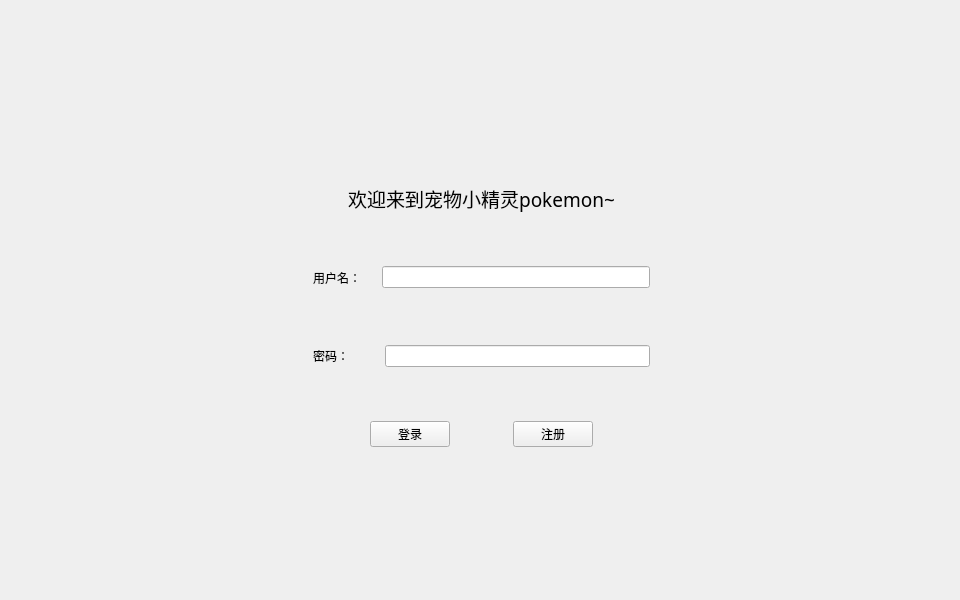
tarffy/pokemon, file Client/Client.ui: the form before one commit.
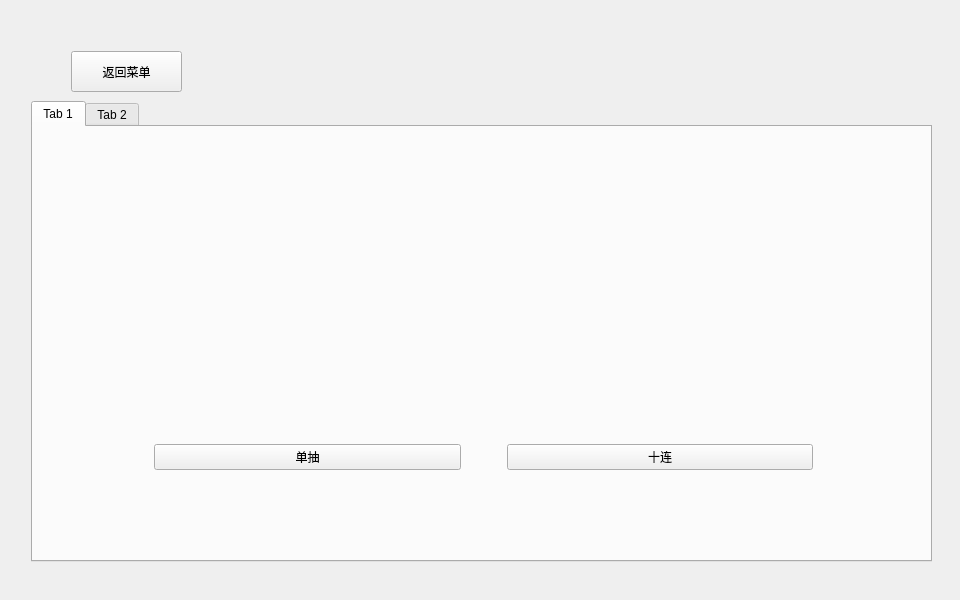
The form after the commit. The open tabs and pages were chosen to show the change.

```diff
--- a/Client/Client.ui
+++ b/Client/Client.ui
@@ -447,6 +447,152 @@
         </property>
        </widget>
       </widget>
+      <widget class="QWidget" name="page_gacha">
+       <widget class="QPushButton" name="Button_return_menu4">
+        <property name="geometry">
+         <rect>
+          <x>60</x>
+          <y>40</y>
+          <width>111</width>
+          <height>41</height>
+         </rect>
+        </property>
+        <property name="text">
+         <string>返回菜单</string>
+        </property>
+       </widget>
+       <widget class="QTabWidget" name="tabWidget">
+        <property name="geometry">
+         <rect>
+          <x>20</x>
+          <y>90</y>
+          <width>901</width>
+          <height>461</height>
+         </rect>
+        </property>
+        <property name="currentIndex">
+         <number>0</number>
+        </property>
+        <widget class="QWidget" name="tab">
+         <attribute name="title">
+          <string>Tab 1</string>
+         </attribute>
+         <widget class="QWidget" name="widget_5" native="true">
+          <property name="geometry">
+           <rect>
+            <x>110</x>
+            <y>260</y>
+            <width>681</width>
+            <height>141</height>
+           </rect>
+          </property>
+          <layout class="QHBoxLayout" name="horizontalLayout_4">
+           <item>
+            <widget class="QPushButton" name="Button_gacha1_1">
+             <property name="sizePolicy">
+              <sizepolicy hsizetype="Minimum" vsizetype="Maximum">
+               <horstretch>0</horstretch>
+               <verstretch>0</verstretch>
+              </sizepolicy>
+             </property>
+             <property name="text">
+              <string>单抽</string>
+             </property>
+            </widget>
+           </item>
+           <item>
+            <spacer name="horizontalSpacer_6">
+             <property name="orientation">
+              <enum>Qt::Horizontal</enum>
+             </property>
+             <property name="sizeType">
+              <enum>QSizePolicy::Fixed</enum>
+             </property>
+             <property name="sizeHint" stdset="0">
+              <size>
+               <width>40</width>
+               <height>20</height>
+              </size>
+             </property>
+            </spacer>
+           </item>
+           <item>
+            <widget class="QPushButton" name="Button_gacha1_2">
+             <property name="sizePolicy">
+              <sizepolicy hsizetype="Minimum" vsizetype="Maximum">
+               <horstretch>0</horstretch>
+               <verstretch>0</verstretch>
+              </sizepolicy>
+             </property>
+             <property name="text">
+              <string>十连</string>
+             </property>
+            </widget>
+           </item>
+          </layout>
+         </widget>
+        </widget>
+        <widget class="QWidget" name="tab_2">
+         <attribute name="title">
+          <string>Tab 2</string>
+         </attribute>
+         <widget class="QWidget" name="widget_6" native="true">
+          <property name="geometry">
+           <rect>
+            <x>110</x>
+            <y>250</y>
+            <width>681</width>
+            <height>141</height>
+           </rect>
+          </property>
+          <layout class="QHBoxLayout" name="horizontalLayout_5">
+           <item>
+            <widget class="QPushButton" name="Button_gacha2_1">
+             <property name="sizePolicy">
+              <sizepolicy hsizetype="Minimum" vsizetype="Maximum">
+               <horstretch>0</horstretch>
+               <verstretch>0</verstretch>
+              </sizepolicy>
+             </property>
+             <property name="text">
+              <string>单抽</string>
+             </property>
+            </widget>
+           </item>
+           <item>
+            <spacer name="horizontalSpacer_7">
+             <property name="orientation">
+              <enum>Qt::Horizontal</enum>
+             </property>
+             <property name="sizeType">
+              <enum>QSizePolicy::Fixed</enum>
+             </property>
+             <property name="sizeHint" stdset="0">
+              <size>
+               <width>40</width>
+               <height>20</height>
+              </size>
+             </property>
+            </spacer>
+           </item>
+           <item>
+            <widget class="QPushButton" name="Button_gacha2_2">
+             <property name="sizePolicy">
+              <sizepolicy hsizetype="Minimum" vsizetype="Maximum">
+               <horstretch>0</horstretch>
+               <verstretch>0</verstretch>
+              </sizepolicy>
+             </property>
+             <property name="text">
+              <string>十连</string>
+             </property>
+            </widget>
+           </item>
+          </layout>
+         </widget>
+        </widget>
+       </widget>
+      </widget>
       <widget class="QWidget" name="page_test">
        <widget class="QPushButton" name="Button_socket">
         <property name="geometry">
```
Left out of the diff: 83 changed lines with no effect on the pictures.
